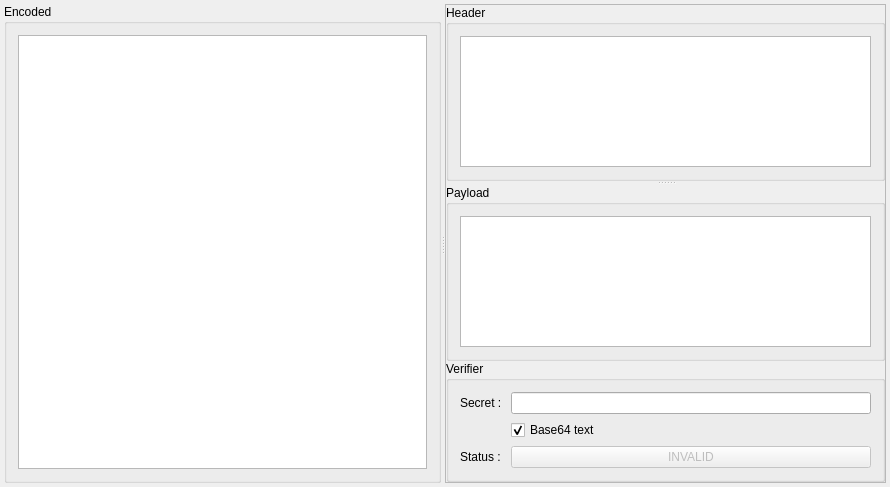
First picture: the form in examples/jwtverifier/dialog.ui, repository juangburgos/QJsonWebToken, before the edit.
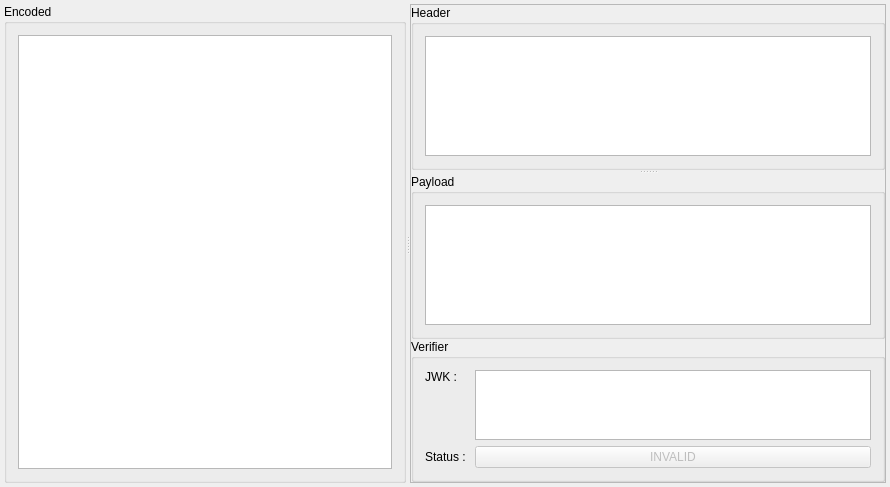
Second picture: the form after the edit.

What changed in the file:
```diff
--- a/examples/jwtverifier/dialog.ui
+++ b/examples/jwtverifier/dialog.ui
@@ -108,21 +108,21 @@
           <item row="0" column="0">
            <widget class="QLabel" name="label">
             <property name="text">
-             <string>Secret : </string>
+             <string>JWK : </string>
+            </property>
+            <property name="alignment">
+             <set>Qt::AlignLeading|Qt::AlignLeft|Qt::AlignTop</set>
             </property>
            </widget>
           </item>
-          <item row="0" column="1">
-           <widget class="QLineEdit" name="lineEditSecret"/>
-          </item>
-          <item row="2" column="0">
+          <item row="1" column="0">
            <widget class="QLabel" name="label_2">
             <property name="text">
              <string>Status : </string>
             </property>
            </widget>
           </item>
-          <item row="2" column="1">
+          <item row="1" column="1">
            <widget class="QPushButton" name="pushStatus">
             <property name="enabled">
              <bool>false</bool>
@@ -135,15 +135,8 @@
             </property>
            </widget>
           </item>
-          <item row="1" column="1">
-           <widget class="QCheckBox" name="checkBoxIsOctet">
-            <property name="text">
-             <string>Base64 text</string>
-            </property>
-            <property name="checked">
-             <bool>true</bool>
-            </property>
-           </widget>
+          <item row="0" column="1">
+           <widget class="QPlainTextEdit" name="plainTextEditKey"/>
           </item>
          </layout>
         </widget>
```
